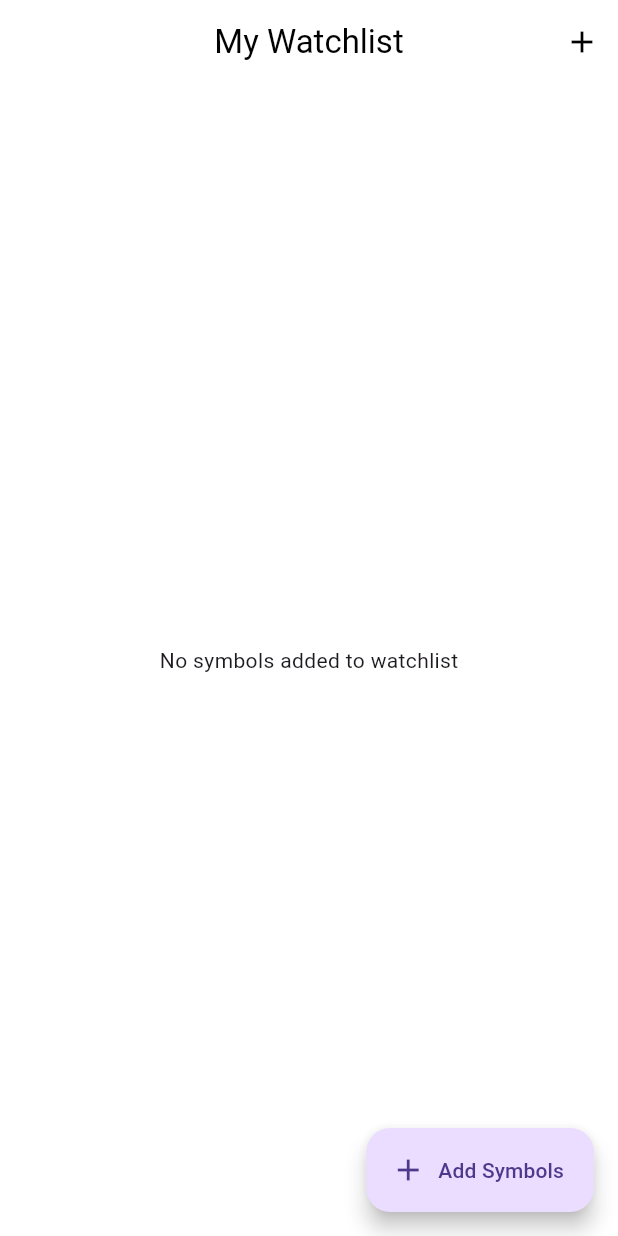
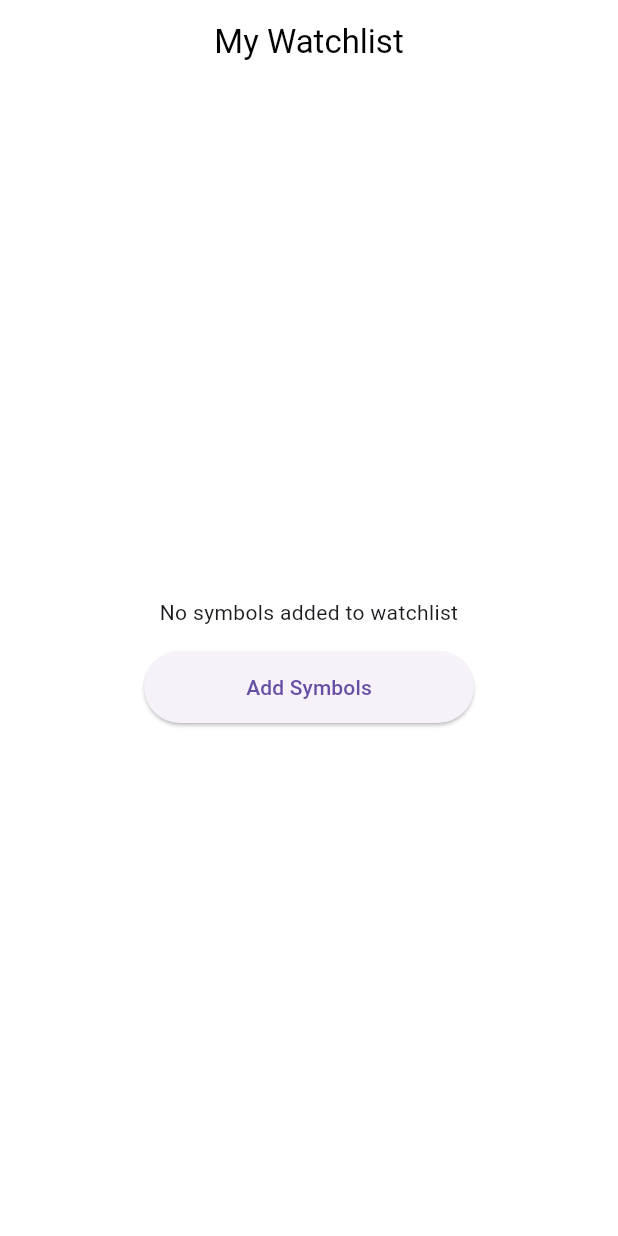
Before and after one commit to DeviOSFlutter/aetram, a Flutter app: the screen it shows after launch, after a tap on "Dark Mode", after a tap on "Light Mode", after a tap on "Get Started", on a phone screen of 412 x 824 dp. Run offline on Flutter 3.47's test engine with Material 3 defaults, Android fonts, the phone set to English and light mode, and no system bars; our stand-ins replace dio, get, get_storage, socket_io_client; network calls fail.

Commit message:
feat: implement realtime watchlist updates using websocket streams

```diff
--- a/lib/core/socket/socket_events.dart
+++ b/lib/core/socket/socket_events.dart
@@ -9,6 +9,5 @@ class SocketEvents {
 
   static const String ticker = 'ticker';
 
-  static const String connectError =
-      'connect_error';
+  static const String connectError = 'connect_error';
 }
--- a/lib/core/socket/socket_service.dart
+++ b/lib/core/socket/socket_service.dart
@@ -52,7 +52,7 @@ class SocketService extends GetxService {
   }
 
   void _registerCoreListeners() {
-    _socket.on(SocketEvents.connect, (_) {
+    _socket.onConnect((_) {
       debugPrint('SOCKET CONNECTED');
 
       connectionStatus.value = SocketStatus.connected;
@@ -60,23 +60,51 @@ class SocketService extends GetxService {
       _resubscribeToActiveSymbols();
     });
 
-    _socket.on(SocketEvents.disconnect, (_) {
+    _socket.onDisconnect((_) {
       debugPrint('SOCKET DISCONNECTED');
 
       connectionStatus.value = SocketStatus.disconnected;
     });
 
-    _socket.on(SocketEvents.connectError, (error) {
-      debugPrint('SOCKET ERROR => $error');
+    _socket.onConnectError((error) {
+      debugPrint('SOCKET CONNECT ERROR => $error');
 
       connectionStatus.value = SocketStatus.error;
     });
 
+    _socket.onError((error) {
+      debugPrint('SOCKET ERROR => $error');
+    });
+
     _socket.on(SocketEvents.ticker, (data) {
+      debugPrint('RAW TICK => $data');
+
       try {
-        final Map<String, dynamic> tick = Map<String, dynamic>.from(data);
+        if (data == null) {
+          return;
+        }
 
-        _tickerStreamController.add(tick);
+        if (data is Map) {
+          final Map<String, dynamic> tick = Map<String, dynamic>.from(data);
+
+          _tickerStreamController.add(tick);
+
+          return;
+        }
+
+        if (data is Iterable) {
+          final dynamic first = data.first;
+
+          if (first is Map) {
+            final Map<String, dynamic> tick = Map<String, dynamic>.from(first);
+
+            _tickerStreamController.add(tick);
+
+            return;
+          }
+        }
+
+        debugPrint('UNKNOWN TICK FORMAT => ${data.runtimeType}');
       } catch (e) {
         debugPrint('TICK PARSE ERROR => $e');
       }
@@ -92,7 +120,13 @@ class SocketService extends GetxService {
       ..clear()
       ..addAll(symbols);
 
-    _socket.emit(SocketEvents.subscribe, symbols);
+    if (!isConnected) {
+      debugPrint('SOCKET NOT CONNECTED');
+
+      return;
+    }
+
+    _socket.emit(SocketEvents.subscribe, [symbols]);
 
     debugPrint('SUBSCRIBED => $symbols');
   }
@@ -104,7 +138,11 @@ class SocketService extends GetxService {
 
     _activeSubscriptions.removeAll(symbols);
 
-    _socket.emit(SocketEvents.unsubscribe, symbols);
+    if (!isConnected) {
+      return;
+    }
+
+    _socket.emit(SocketEvents.unsubscribe, [symbols]);
 
     debugPrint('UNSUBSCRIBED => $symbols');
   }
--- /dev/null
+++ b/lib/features/watchlist/data/models/tick_model.dart
@@ -0,0 +1,20 @@
+import 'package:aetram/features/watchlist/domain/entities/tick_entity.dart';
+
+class TickModel extends TickEntity {
+  const TickModel({
+    required super.symbol,
+    required super.ltp,
+    required super.prevClose,
+    required super.sequenceNo,
+  });
+
+  factory TickModel.fromJson(Map<String, dynamic> json) {
+    return TickModel(
+      symbol: json['symbol'] ?? json['SYMBOL'] ?? '',
+      ltp: (json['ltp'] ?? json['LTP'] ?? 0 as num).toDouble(),
+      prevClose: (json['prevClose'] ?? json['PREV_CLOSE'] ?? 0 as num)
+          .toDouble(),
+      sequenceNo: json['sequenceNo'] ?? json['SEQUENCE_NO'] ?? 0,
+    );
+  }
+}
--- /dev/null
+++ b/lib/features/watchlist/domain/entities/tick_entity.dart
@@ -0,0 +1,26 @@
+class TickEntity {
+  final String symbol;
+
+  final double ltp;
+
+  final double prevClose;
+
+  final int sequenceNo;
+
+  const TickEntity({
+    required this.symbol,
+    required this.ltp,
+    required this.prevClose,
+    required this.sequenceNo,
+  });
+
+  double get change => ltp - prevClose;
+
+  double get changePercentage {
+    if (prevClose == 0) {
+      return 0;
+    }
+
+    return (change / prevClose) * 100;
+  }
+}
--- a/lib/features/watchlist/presentation/bindings/watchlist_binding.dart
+++ b/lib/features/watchlist/presentation/bindings/watchlist_binding.dart
@@ -1,3 +1,4 @@
+import 'package:aetram/core/socket/socket_service.dart';
 import 'package:aetram/core/storage/storage_service.dart';
 import 'package:aetram/features/watchlist/data/datasources/watchlist_local_datasource.dart';
 import 'package:aetram/features/watchlist/data/repositories/watchlist_repository_impl.dart';
@@ -30,6 +31,7 @@ class WatchlistBinding extends Bindings {
       WatchlistController(
         Get.find<GetWatchlistUseCase>(),
         Get.find<SaveWatchlistUseCase>(),
+        Get.find<SocketService>(),
       ),
       permanent: true,
     );
--- a/lib/features/watchlist/presentation/controllers/watchlist_controller.dart
+++ b/lib/features/watchlist/presentation/controllers/watchlist_controller.dart
@@ -1,3 +1,8 @@
+import 'dart:async';
+
+import 'package:aetram/core/socket/socket_service.dart';
+import 'package:aetram/features/watchlist/data/models/tick_model.dart';
+import 'package:aetram/features/watchlist/domain/entities/tick_entity.dart';
 import 'package:aetram/features/watchlist/domain/entities/watchlist_item_entity.dart';
 import 'package:aetram/features/watchlist/domain/usecases/get_watchlist_usecase.dart';
 import 'package:aetram/features/watchlist/domain/usecases/save_watchlist_usecase.dart';
@@ -8,21 +13,35 @@ class WatchlistController extends GetxController {
 
   final SaveWatchlistUseCase _saveWatchlistUseCase;
 
-  WatchlistController(this._getWatchlistUseCase, this._saveWatchlistUseCase);
+  final SocketService _socketService;
+
+  WatchlistController(
+    this._getWatchlistUseCase,
+    this._saveWatchlistUseCase,
+    this._socketService,
+  );
 
   final RxList<WatchlistItemEntity> watchlist = <WatchlistItemEntity>[].obs;
+
+  final RxMap<String, TickEntity> liveTicks = <String, TickEntity>{}.obs;
+
+  StreamSubscription? _tickerSubscription;
 
   @override
   void onInit() {
     super.onInit();
 
     loadWatchlist();
+
+    _listenToTicks();
   }
 
   void loadWatchlist() {
     final result = _getWatchlistUseCase();
 
     watchlist.assignAll(result);
+
+    _subscribeToWatchlist();
   }
 
   Future<void> addSymbol(String symbol) async {
@@ -35,15 +54,46 @@ class WatchlistController extends GetxController {
     watchlist.add(WatchlistItemEntity(symbol: symbol));
 
     await _persistWatchlist();
+
+    _subscribeToWatchlist();
   }
 
   Future<void> removeSymbol(String symbol) async {
     watchlist.removeWhere((item) => item.symbol == symbol);
 
+    liveTicks.remove(symbol);
+
     await _persistWatchlist();
+
+    _socketService.unsubscribe([symbol]);
   }
 
   Future<void> _persistWatchlist() async {
     await _saveWatchlistUseCase(watchlist.toList());
   }
+
+  void _subscribeToWatchlist() {
+    final List<String> symbols = watchlist.map((e) => e.symbol).toList();
+
+    _socketService.subscribe(symbols);
+  }
+
+  void _listenToTicks() {
+    _tickerSubscription = _socketService.tickerStream.listen((event) {
+      final TickModel tick = TickModel.fromJson(event);
+
+      liveTicks[tick.symbol] = tick;
+    });
+  }
+
+  TickEntity? getTick(String symbol) {
+    return liveTicks[symbol];
+  }
+
+  @override
+  void onClose() {
+    _tickerSubscription?.cancel();
+
+    super.onClose();
+  }
 }
--- a/lib/features/watchlist/presentation/pages/watchlist_page.dart
+++ b/lib/features/watchlist/presentation/pages/watchlist_page.dart
@@ -14,20 +14,49 @@ class WatchlistPage extends GetView<WatchlistController> {
       canPop: false,
       child: Scaffold(
         appBar: AppBar(
-          automaticallyImplyLeading: false,
           title: const Text(AppStrings.watchlistTitle),
           actions: [
-            IconButton(
+            Obx(() {
+              if (controller.watchlist.isEmpty) {
+                return const SizedBox.shrink();
+              }
+
+              return IconButton(
                 onPressed: () {
                   Get.toNamed(AppRoutes.symbolSearch);
                 },
                 icon: const Icon(Icons.add),
-            ),
+              );
+            }),
           ],
         ),
         body: Obx(() {
           if (controller.watchlist.isEmpty) {
-            return const Center(child: Text(AppStrings.emptyWatchlist));
+            return Center(
+              child: Padding(
+                padding: const EdgeInsets.all(AppSizes.paddingLarge),
+                child: Column(
+                  mainAxisAlignment: MainAxisAlignment.center,
+                  children: [
+                    const Text(
+                      AppStrings.emptyWatchlist,
+                      textAlign: TextAlign.center,
+                    ),
+                    AppSizes.verticalSpaceMedium,
+                    SizedBox(
+                      width: 220,
+                      height: 48,
+                      child: ElevatedButton(
+                        onPressed: () {
+                          Get.toNamed(AppRoutes.symbolSearch);
+                        },
+                        child: const Text(AppStrings.addSymbols),
+                      ),
+                    ),
+                  ],
+                ),
+              ),
+            );
           }
 
           return ListView.separated(
@@ -37,11 +66,48 @@ class WatchlistPage extends GetView<WatchlistController> {
             itemBuilder: (context, index) {
               final item = controller.watchlist[index];
 
+              return Obx(() {
+                final tick = controller.getTick(item.symbol);
+
+                final bool isPositive = (tick?.change ?? 0) >= 0;
+
                 return Card(
                   child: ListTile(
+                    contentPadding: const EdgeInsets.symmetric(
+                      horizontal: AppSizes.paddingMedium,
+                      vertical: AppSizes.paddingSmall,
+                    ),
                     title: Text(
                       item.symbol,
                       style: const TextStyle(fontWeight: FontWeight.bold),
+                    ),
+                    subtitle: tick == null
+                        ? const Padding(
+                            padding: EdgeInsets.only(top: 4),
+                            child: Text('Waiting for realtime data...'),
+                          )
+                        : Padding(
+                            padding: const EdgeInsets.only(top: 4),
+                            child: Row(
+                              children: [
+                                Text(
+                                  '₹${tick.ltp.toStringAsFixed(2)}',
+                                  style: const TextStyle(
+                                    fontWeight: FontWeight.w600,
+                                  ),
+                                ),
+                                const SizedBox(width: 12),
+                                Text(
+                                  '${tick.change.toStringAsFixed(2)} (${tick.changePercentage.toStringAsFixed(2)}%)',
+                                  style: TextStyle(
+                                    color: isPositive
+                                        ? Colors.green
+                                        : Colors.red,
+                                    fontWeight: FontWeight.bold,
+                                  ),
+                                ),
+                              ],
+                            ),
                           ),
                     trailing: IconButton(
                       onPressed: () {
@@ -51,16 +117,10 @@ class WatchlistPage extends GetView<WatchlistController> {
                     ),
                   ),
                 );
+              });
             },
           );
         }),
-        floatingActionButton: FloatingActionButton.extended(
-          onPressed: () {
-            Get.toNamed(AppRoutes.symbolSearch);
-          },
-          icon: const Icon(Icons.add),
-          label: const Text(AppStrings.addSymbols),
-        ),
       ),
     );
   }
```
Lines whose indentation alone changed are shown as unchanged.
